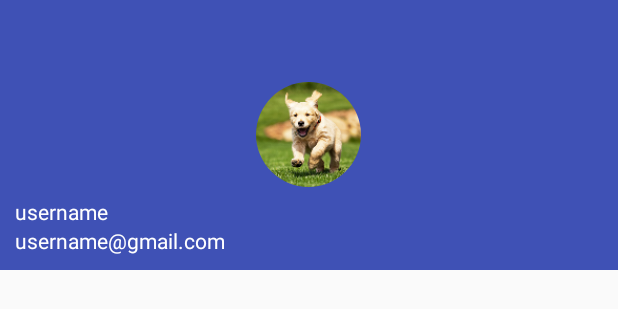
After one commit to shuoshuren/FirstLineCode, an Android app: the layout nav_header.xml on its own in the app's theme, with its tools: preview values and no code run, on a phone screen of 412 x 824 dp. The commit adds this screen. Shown: the top 309 px of the screen. Run offline under Robolectric (Android 15) with nearby library versions, the phone set to English and light mode, and no system bars.

Commit message:
MaterialDesign中的DrawerLayout和NavigationView的使用

```diff
--- a/materialdesign/build.gradle
+++ b/materialdesign/build.gradle
@@ -23,11 +23,13 @@ android {
 }
 
 dependencies {
-    compile fileTree(dir: 'libs', include: ['*.jar'])
+    compile fileTree(include: ['*.jar'], dir: 'libs')
     androidTestCompile('com.android.support.test.espresso:espresso-core:2.2.2', {
         exclude group: 'com.android.support', module: 'support-annotations'
     })
     compile 'com.android.support:appcompat-v7:25.2.0'
     compile 'com.android.support.constraint:constraint-layout:1.0.1'
     testCompile 'junit:junit:4.12'
+    compile 'com.android.support:design:25.2.0'
+    compile 'de.hdodenhof:circleimageview:2.1.0'
 }
--- /dev/null
+++ b/materialdesign/src/main/res/layout/nav_header.xml
@@ -0,0 +1,36 @@
+<?xml version="1.0" encoding="utf-8"?>
+<RelativeLayout xmlns:android="http://schemas.android.com/apk/res/android"
+    android:layout_width="match_parent"
+    android:layout_height="180dp"
+    android:padding="10dp"
+    android:background="?attr/colorPrimary"
+    >
+
+    <de.hdodenhof.circleimageview.CircleImageView
+        android:id="@+id/icon_image"
+        android:layout_width="70dp"
+        android:layout_height="70dp"
+        android:layout_centerInParent="true"
+        android:src="@drawable/nav_icon"
+
+        />
+    <TextView
+        android:id="@+id/email"
+        android:layout_width="wrap_content"
+        android:layout_height="wrap_content"
+        android:text="username@gmail.com"
+        android:layout_alignParentBottom="true"
+        android:textSize="14sp"
+        android:textColor="#FFF"
+        />
+    <TextView
+        android:id="@+id/username"
+        android:layout_width="wrap_content"
+        android:layout_height="wrap_content"
+        android:text="username"
+        android:layout_above="@id/email"
+        android:textSize="14sp"
+        android:textColor="#FFF"
+        />
+
+</RelativeLayout>
```
Also changed, not shown: materialdesign/src/main/java/com/example/xiao/materialdesign/MainActivity.java (+27 -1 lines), materialdesign/src/main/res/layout/activity_main.xml (+35 -12 lines), materialdesign/src/main/res/menu/nav_menu.xml (added, +37 -0 lines).
